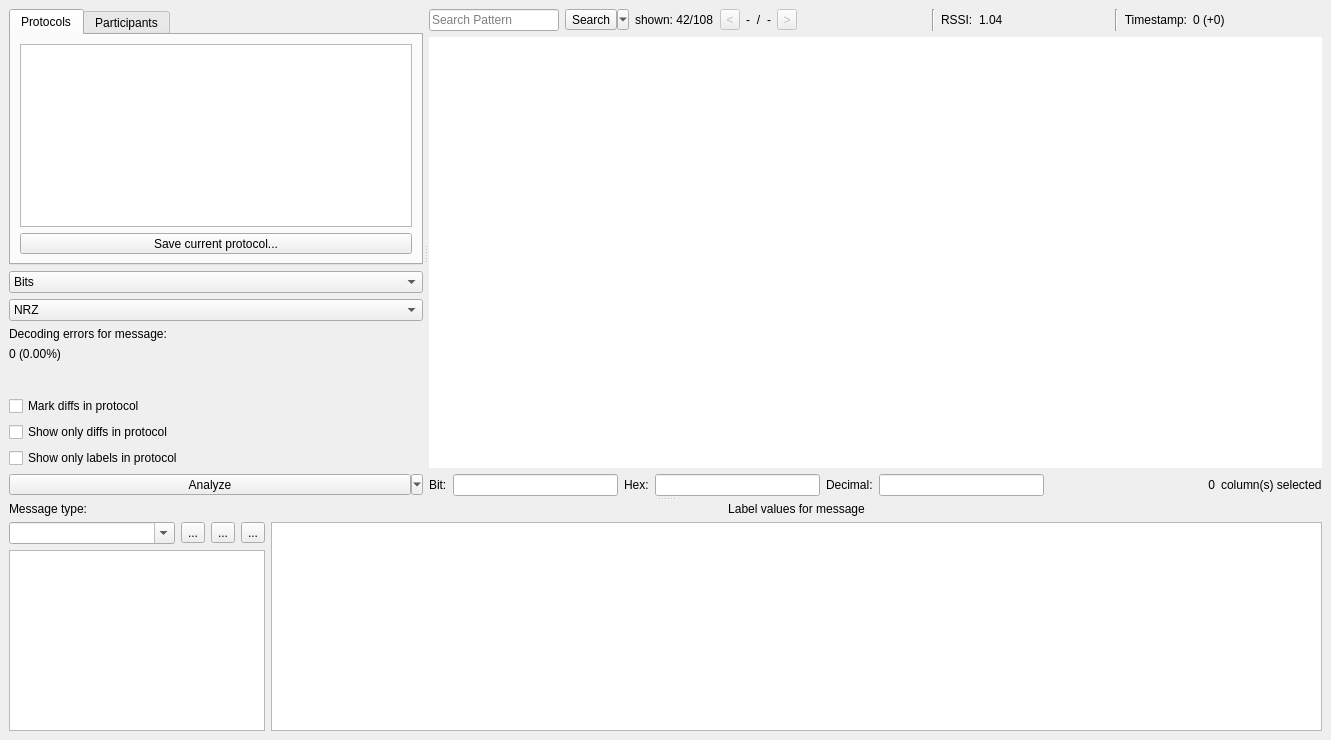
First picture: the form in ui/analysis.ui, repository jopohl/urh, before the edit.
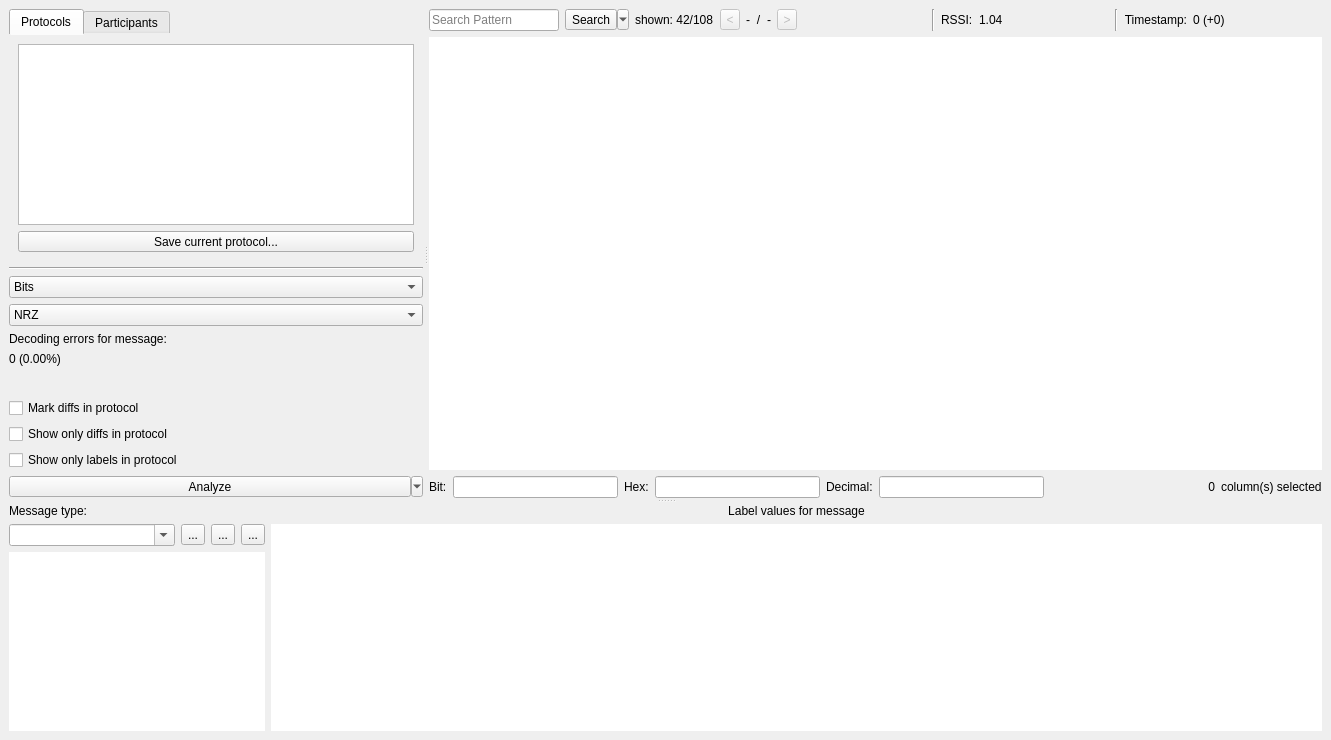
Second picture: the form after the edit. Icons and pictures are not drawn. Custom widgets are drawn as their Qt base class.

Commit message: remove unneeded borders

Patch:
```diff
--- a/ui/analysis.ui
+++ b/ui/analysis.ui
@@ -110,6 +110,9 @@
            <layout class="QVBoxLayout" name="verticalLayout_2">
             <item>
              <widget class="QTabWidget" name="tabWidget">
+              <property name="styleSheet">
+               <string notr="true">QTabWidget::pane { border: 0; }</string>
+              </property>
               <property name="currentIndex">
                <number>0</number>
               </property>
@@ -226,6 +229,13 @@
               </widget>
              </widget>
             </item>
+            <item>
+             <widget class="Line" name="line_3">
+              <property name="orientation">
+               <enum>Qt::Horizontal</enum>
+              </property>
+             </widget>
+            </item>
             <item>
              <widget class="QComboBox" name="cbProtoView">
               <property name="sizePolicy">
@@ -987,6 +997,9 @@
                  <verstretch>0</verstretch>
                 </sizepolicy>
                </property>
+               <property name="frameShape">
+                <enum>QFrame::NoFrame</enum>
+               </property>
                <property name="alternatingRowColors">
                 <bool>true</bool>
                </property>
@@ -1040,6 +1053,9 @@
                <property name="toolTip">
                 <string>Manage your estimations for protocol fields here. To add custom field types use Rightclick -&gt; Edit.</string>
                </property>
+               <property name="frameShape">
+                <enum>QFrame::NoFrame</enum>
+               </property>
               </widget>
              </item>
             </layout>
```
The commit also changes 5 other files.
